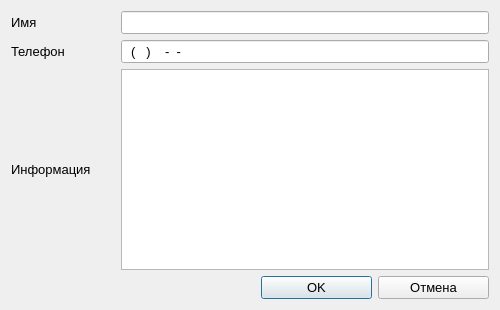
This is dialognewcontact.ui in realshuncle/Phonebook as Qt 5 draws it before an edit. The edited form follows.
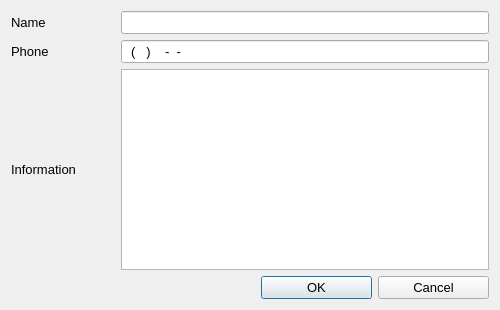
This is the edited form.

Commit message: The interface is translated into English.

Diff of the .ui file:
```diff
--- a/dialognewcontact.ui
+++ b/dialognewcontact.ui
@@ -50,7 +50,7 @@
         </font>
        </property>
        <property name="text">
-        <string>Имя</string>
+        <string>Name</string>
        </property>
       </widget>
      </item>
@@ -87,7 +87,7 @@
         </font>
        </property>
        <property name="text">
-        <string>Телефон</string>
+        <string>Phone</string>
        </property>
       </widget>
      </item>
@@ -148,7 +148,7 @@
         </font>
        </property>
        <property name="text">
-        <string>Информация</string>
+        <string>Information</string>
        </property>
       </widget>
      </item>
@@ -208,7 +208,7 @@
         </sizepolicy>
        </property>
        <property name="text">
-        <string>Отмена</string>
+        <string>Cancel</string>
        </property>
       </widget>
      </item>
```
The commit also changes 7 other files.
